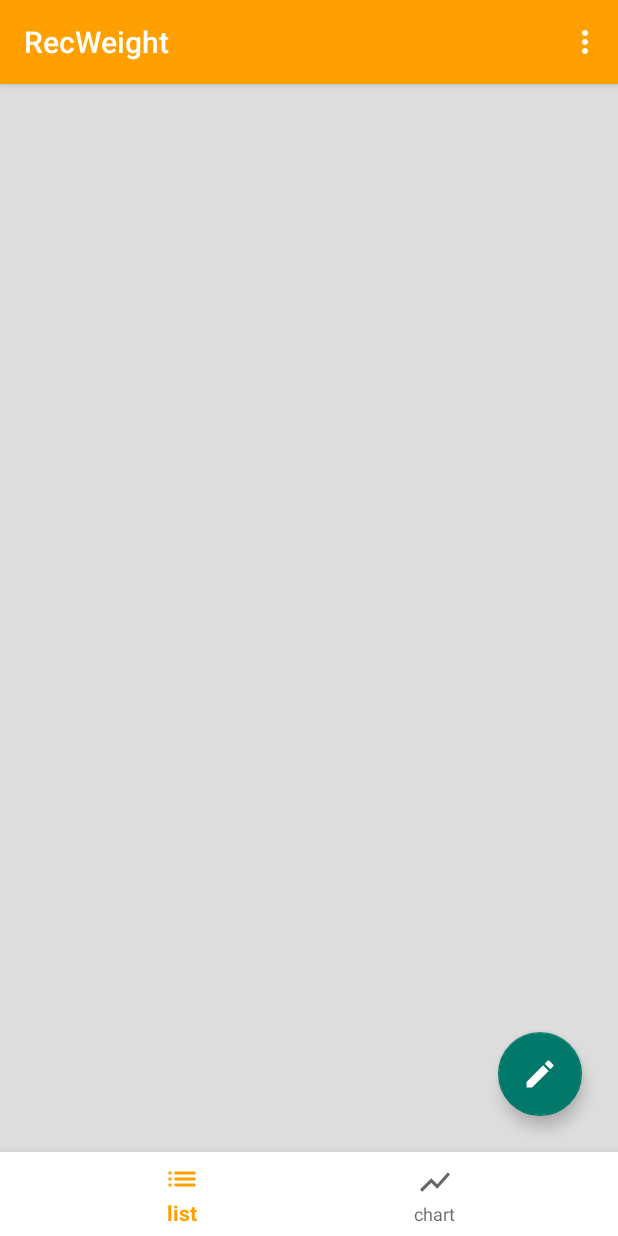
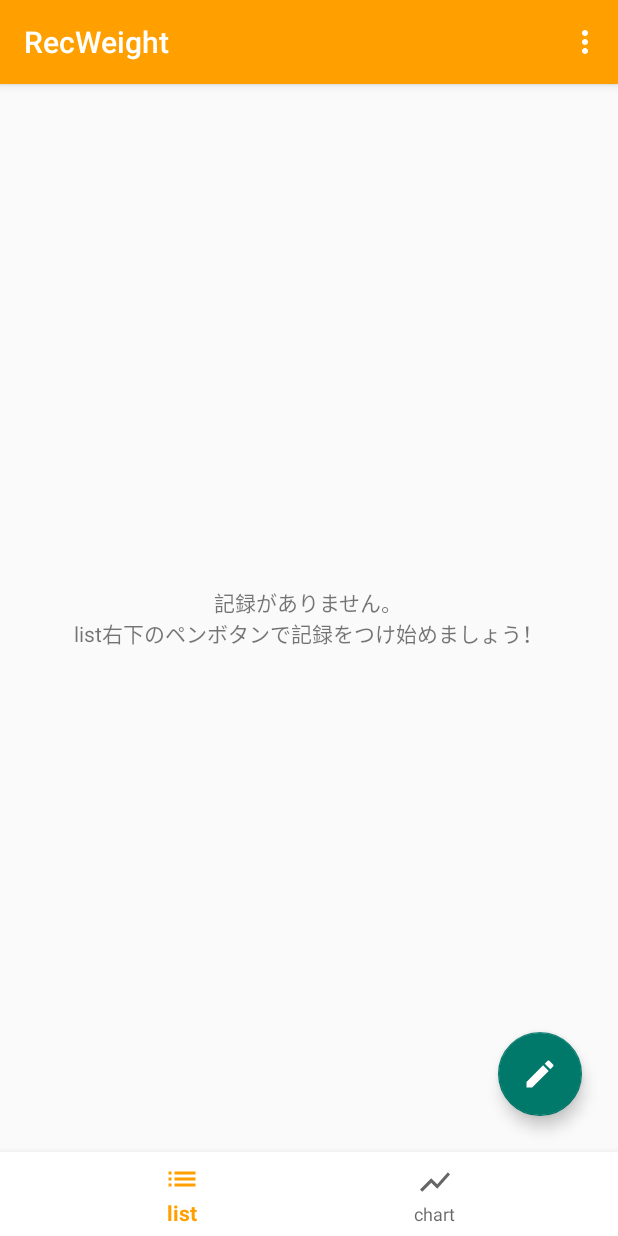
Before and after one commit to starmaine777/recweight, an Android app: the screen it shows after launch (ShowRecordsActivity), on a phone screen of 412 x 824 dp. Run offline under Robolectric (Android 15) with nearby library versions, the phone set to English and light mode, and no system bars; our stand-ins replace AdMob, Room's generated code, RxJava, Timber; libraries missing offline, so code that uses them is left out: com.afollestad.materialdialogs, com.crashlytics.android, io.fabric.sdk, io.reactivex.internal; 1 statement that could not run was skipped.

Commit message:
add:チュートリアル:0件時表示

```diff
--- a/app/src/main/java/com/starmaine777/recweight/data/viewmodel/ShowRecordsViewModel.kt
+++ b/app/src/main/java/com/starmaine777/recweight/data/viewmodel/ShowRecordsViewModel.kt
@@ -14,7 +14,7 @@
 
 class ShowRecordsViewModel : ViewModel() {
 
-    var weightItemList:List<WeightItemEntity>? = null
+    var weightItemList:List<WeightItemEntity> = ArrayList()
 
     fun getWeightItemList(context: Context): Flowable<List<WeightItemEntity>> = WeightItemRepository.getWeightItemList(context)
 
--- a/app/src/main/java/com/starmaine777/recweight/views/RecordListFragment.kt
+++ b/app/src/main/java/com/starmaine777/recweight/views/RecordListFragment.kt
@@ -7,6 +7,7 @@
 import android.os.Bundle
 import android.support.v4.app.Fragment
 import android.support.v7.widget.LinearLayoutManager
+import android.support.v7.widget.RecyclerView
 import android.view.LayoutInflater
 import android.view.View
 import android.view.ViewGroup
@@ -48,8 +49,7 @@
     }
 
     override fun onCreateView(inflater: LayoutInflater?, container: ViewGroup?, savedInstanceState: Bundle?): View? {
-        val view = inflater?.inflate(R.layout.fragment_record_list, container, false)
-        return view
+        return inflater?.inflate(R.layout.fragment_record_list, container, false)
     }
 
     override fun onViewCreated(view: View?, savedInstanceState: Bundle?) {
@@ -91,8 +91,16 @@
     }
 
     override fun updateListItem() {
-        val adapter = RecordListAdapter(viewModel.weightItemList, context)
-        recyclerRecords.adapter = adapter
+        if (viewModel.weightItemList == null || viewModel.weightItemList!!.isEmpty()) {
+            recyclerRecords.visibility = View.GONE
+            areaNoData.visibility = View.VISIBLE
+        } else {
+            recyclerRecords.visibility = View.VISIBLE
+            areaNoData.visibility = View.GONE
+
+            val adapter = RecordListAdapter(viewModel.weightItemList, context)
+            recyclerRecords.adapter = adapter
+        }
     }
 
     private fun onItemLongTap(item: WeightItemEntity) {
--- a/app/src/main/java/com/starmaine777/recweight/views/ShowRecordsFragment.kt
+++ b/app/src/main/java/com/starmaine777/recweight/views/ShowRecordsFragment.kt
@@ -68,7 +68,7 @@
         viewModel.getWeightItemList(context)
                 .subscribeOn(Schedulers.io())
                 .observeOn(AndroidSchedulers.mainThread())
-                .subscribe({ t1: List<WeightItemEntity>? ->
+                .subscribe({ t1: List<WeightItemEntity> ->
                     viewModel.weightItemList = t1
                     val tag: String =
                             when (bottomMain.selectedItemId) {
--- a/app/src/main/res/layout/fragment_record_list.xml
+++ b/app/src/main/res/layout/fragment_record_list.xml
@@ -3,6 +3,19 @@
     android:layout_width="match_parent"
     android:layout_height="match_parent"
     android:orientation="vertical">
+
+    <RelativeLayout
+        android:id="@+id/areaNoData"
+        android:layout_width="match_parent"
+        android:layout_height="match_parent">
+        <TextView
+            android:layout_width="wrap_content"
+            android:layout_height="wrap_content"
+            android:layout_centerInParent="true"
+            android:text="@string/show_records_no_data"
+            android:textAlignment="center"
+            />
+    </RelativeLayout>
 
     <android.support.v7.widget.RecyclerView
         android:id="@+id/recyclerRecords"
--- a/app/src/main/res/values/strings.xml
+++ b/app/src/main/res/values/strings.xml
@@ -33,6 +33,8 @@
         <item>@string/settings_lt_edit</item>
         <item>@string/settings_lt_delete</item>
     </string-array>
+
+    <string name="show_records_no_data">記録がありません。\nlist右下のペンボタンで記録をつけ始めましょう！</string>
 
     <string name="chart_duration_week">1週間</string>
     <string name="chart_duration_month">1か月</string>
```
Also changed, not shown: app/src/main/java/com/starmaine777/recweight/views/RecordChartFragment.kt (+30 -14 lines), app/src/main/res/layout/fragment_record_chart.xml (+28 -11 lines).
